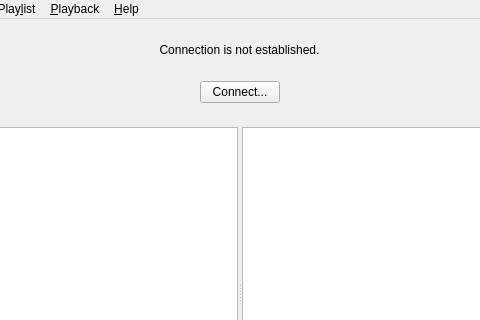
soramimi/SkyMPC, file src/MainWindow.ui: the form before one commit; both pictures show x 142 to 622 and y 0 to 320 of the 763 by 479 pixel window.
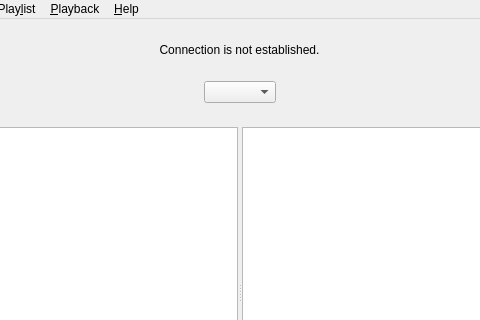
The form after the commit. The open tabs and pages were chosen to show the change. Icons and pictures are not drawn. Custom widgets are drawn as their Qt base class.

Patch:
```diff
--- a/src/MainWindow.ui
+++ b/src/MainWindow.ui
@@ -653,9 +653,9 @@
            </spacer>
           </item>
           <item>
-           <widget class="QPushButton" name="pushButton_manage_connections">
-            <property name="text">
-             <string>Connect...</string>
+           <widget class="QComboBox" name="comboBox_2">
+            <property name="sizeAdjustPolicy">
+             <enum>QComboBox::AdjustToContents</enum>
             </property>
            </widget>
           </item>
```
Left out of the diff: 3 changed lines with no effect on the pictures.
